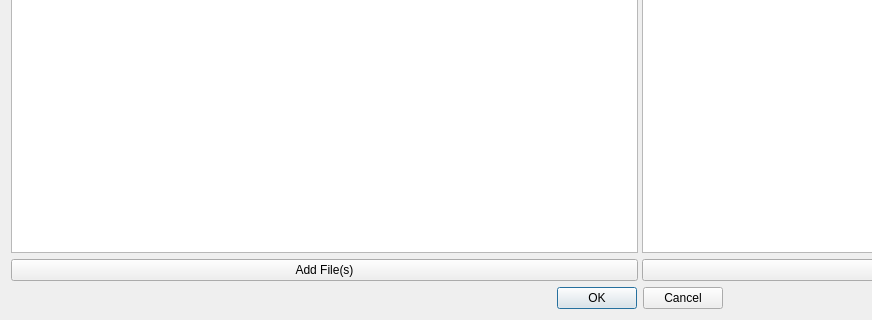
This is gui/addimages.ui in ericquackenbush/StreXRD as Qt 5 draws it before an edit; both pictures show x 0 to 872 and y 480 to 800 of the 1280 by 800 pixel window. The edited form follows.
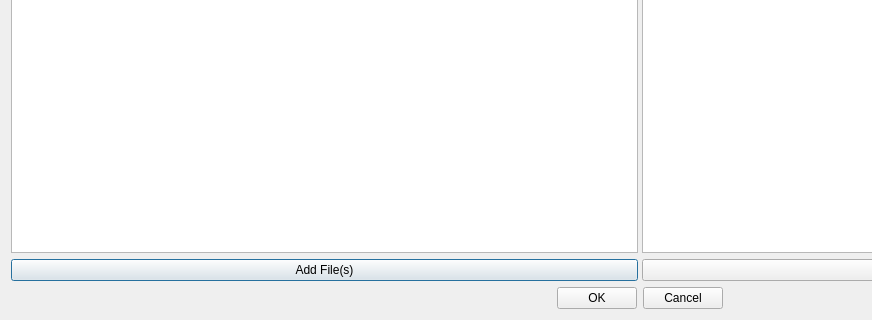
This is the edited form.

Patch:
```diff
--- a/gui/addimages.ui
+++ b/gui/addimages.ui
@@ -90,15 +90,16 @@
         </spacer>
        </item>
        <item>
-        <widget class="QDialogButtonBox" name="buttonBox">
-         <property name="sizePolicy">
-          <sizepolicy hsizetype="Fixed" vsizetype="Fixed">
-           <horstretch>0</horstretch>
-           <verstretch>0</verstretch>
-          </sizepolicy>
+        <widget class="QPushButton" name="pushButton">
+         <property name="text">
+          <string>OK</string>
          </property>
-         <property name="standardButtons">
-          <set>QDialogButtonBox::Cancel|QDialogButtonBox::Ok</set>
+        </widget>
+       </item>
+       <item>
+        <widget class="QPushButton" name="pushButton_2">
+         <property name="text">
+          <string>Cancel</string>
          </property>
         </widget>
        </item>
```
